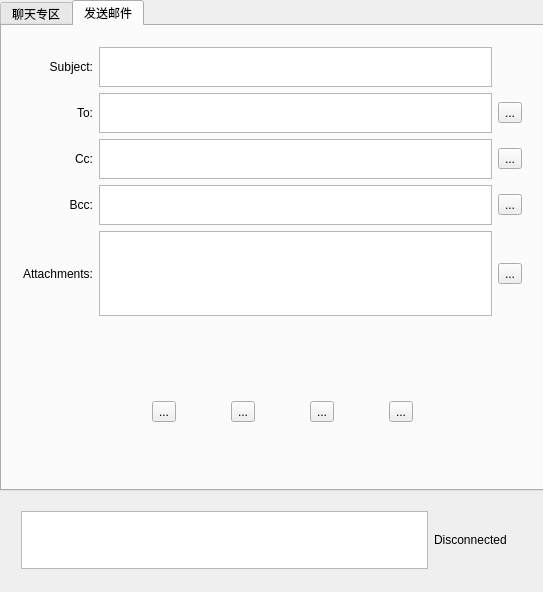
The window that t1wrenchmainwindow.ui (baohaojun/system-config) describes before a commit, drawn with Qt 5.
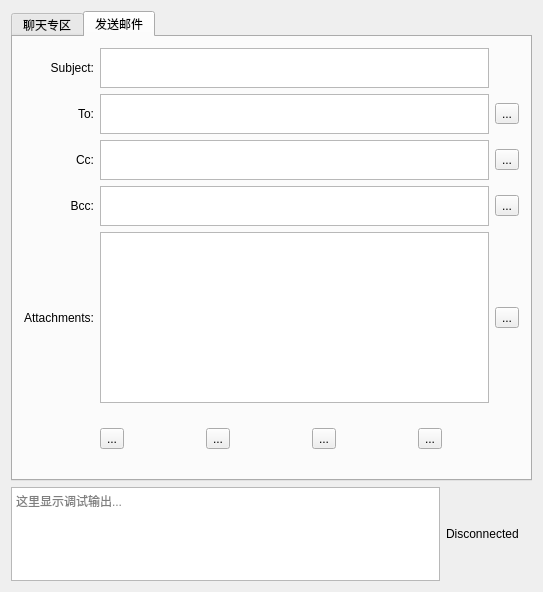
The same window after the commit. The open tabs and pages were chosen to show the change. Icons and pictures are not drawn. Custom widgets are drawn as their Qt base class.

Commit message: .dir-locals.el: fix clang completion main.cpp: allow clicking on a .twa file t1wrench.lua: allow sending mail t1wrenchmainwindow.cpp: allow double clicking args

What changed in the file:
```diff
--- a/t1wrenchmainwindow.ui
+++ b/t1wrenchmainwindow.ui
@@ -14,15 +14,9 @@
    <string>Smartisan T1聊天小扳手 V2.2.0</string>
   </property>
   <widget class="QWidget" name="centralWidget">
+   <layout class="QVBoxLayout" name="verticalLayout_2" stretch="5,1">
+    <item>
    <widget class="QTabWidget" name="tabWidget">
-    <property name="geometry">
-     <rect>
-      <x>0</x>
-      <y>0</y>
-      <width>551</width>
-      <height>491</height>
-     </rect>
-    </property>
     <property name="currentIndex">
      <number>1</number>
     </property>
@@ -214,15 +208,8 @@
      <attribute name="title">
       <string>发送邮件</string>
      </attribute>
-     <widget class="QWidget" name="gridLayoutWidget_2">
-      <property name="geometry">
-       <rect>
-        <x>10</x>
-        <y>10</y>
-        <width>521</width>
-        <height>291</height>
-       </rect>
-      </property>
+       <layout class="QVBoxLayout" name="verticalLayout_3">
+        <item>
       <layout class="QGridLayout" name="gridLayout_2">
        <item row="3" column="1">
         <widget class="QPlainTextEdit" name="ptMailBcc">
@@ -362,16 +349,21 @@
         </widget>
        </item>
       </layout>
-     </widget>
-     <widget class="QWidget" name="horizontalLayoutWidget">
-      <property name="geometry">
-       <rect>
-        <x>90</x>
-        <y>360</y>
-        <width>381</width>
-        <height>51</height>
-       </rect>
-      </property>
+        </item>
+        <item>
+         <spacer name="verticalSpacer">
+          <property name="orientation">
+           <enum>Qt::Vertical</enum>
+          </property>
+          <property name="sizeHint" stdset="0">
+           <size>
+            <width>20</width>
+            <height>40</height>
+           </size>
+          </property>
+         </spacer>
+        </item>
+        <item>
       <layout class="QHBoxLayout" name="horizontalLayout">
        <item>
         <widget class="QToolButton" name="tbMailClear">
@@ -414,18 +406,25 @@
         </widget>
        </item>
       </layout>
-     </widget>
-    </widget>
-   </widget>
-   <widget class="QWidget" name="gridLayoutWidget">
-    <property name="geometry">
-     <rect>
-      <x>10</x>
-      <y>500</y>
-      <width>521</width>
-      <height>80</height>
-     </rect>
-    </property>
+        </item>
+        <item>
+         <spacer name="verticalSpacer_2">
+          <property name="orientation">
+           <enum>Qt::Vertical</enum>
+          </property>
+          <property name="sizeHint" stdset="0">
+           <size>
+            <width>20</width>
+            <height>40</height>
+           </size>
+          </property>
+         </spacer>
+        </item>
+       </layout>
+      </widget>
+     </widget>
+    </item>
+    <item>
     <layout class="QGridLayout" name="gridLayout">
      <item row="0" column="0">
       <widget class="QTextEdit" name="cmdOutputEdit">
@@ -440,8 +439,8 @@
        </property>
        <property name="maximumSize">
         <size>
-         <width>580</width>
-         <height>16777215</height>
+          <width>60000</width>
+          <height>800</height>
         </size>
        </property>
        <property name="toolTip">
@@ -450,6 +449,9 @@
        <property name="readOnly">
         <bool>true</bool>
        </property>
+        <property name="placeholderText">
+         <string>这里显示调试输出...</string>
+        </property>
       </widget>
      </item>
      <item row="0" column="1">
@@ -473,7 +475,8 @@
       </widget>
      </item>
     </layout>
-   </widget>
+    </item>
+   </layout>
   </widget>
  </widget>
  <layoutdefault spacing="6" margin="11"/>
```
Left out of the diff: 97 changed lines with no effect on the pictures. Lines whose indentation alone changed are shown as unchanged. The commit also changes 4 other files.
